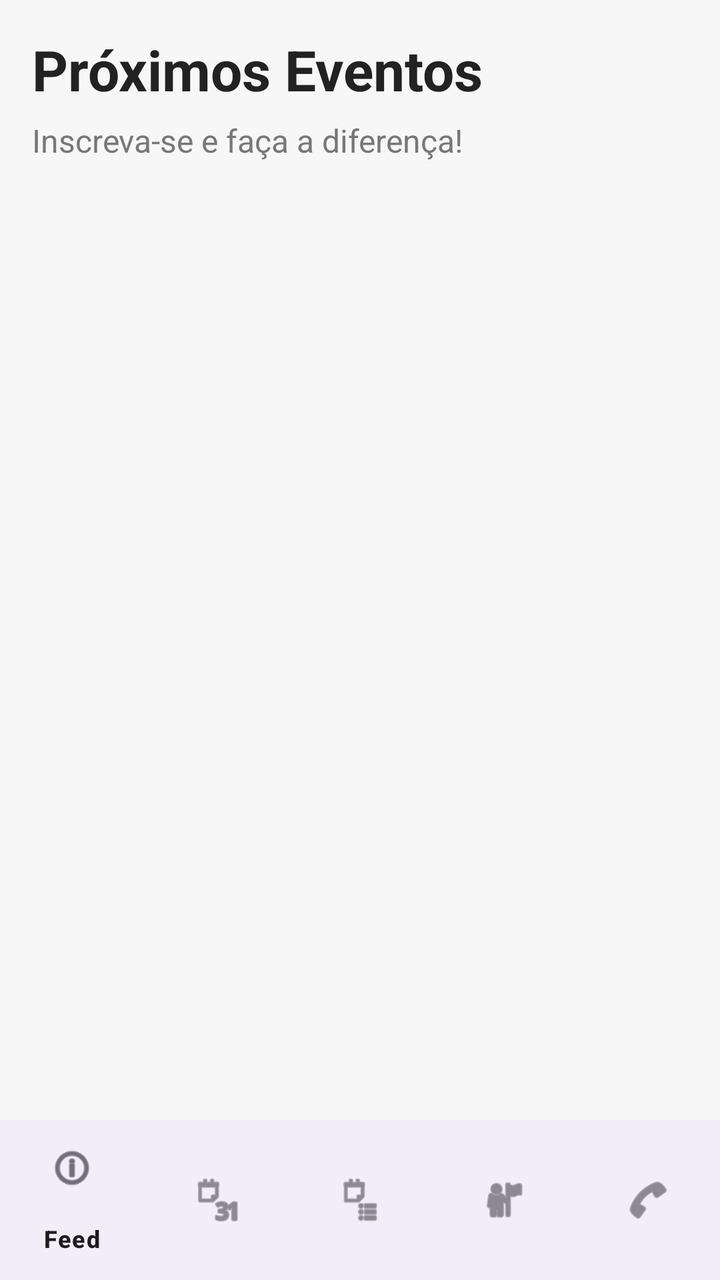
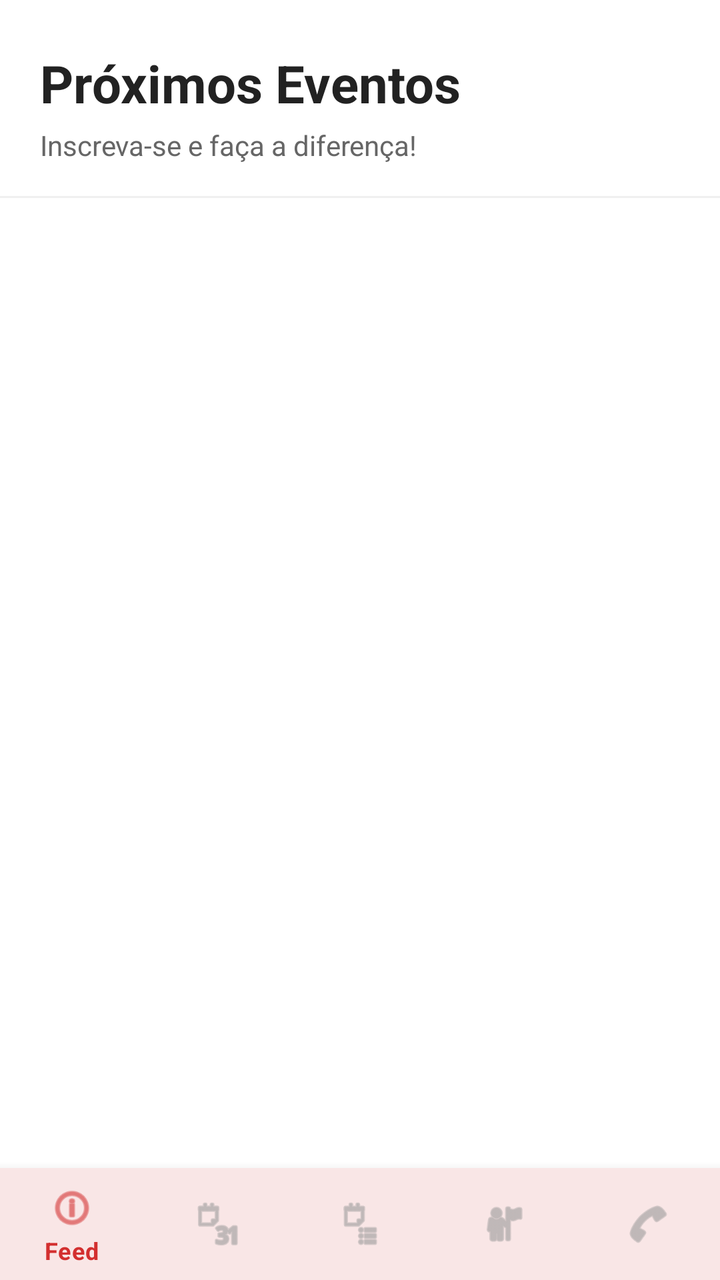

Before-and-after screenshots of an Android layout around one commit, followed by the original layout XML and the change that was made.
<!-- AndroidManifest.xml: application theme Theme.Extensao -->
<!-- res/layout/activity_eventos.xml -->
<?xml version="1.0" encoding="utf-8"?>
<androidx.coordinatorlayout.widget.CoordinatorLayout xmlns:android="http://schemas.android.com/apk/res/android"
    xmlns:app="http://schemas.android.com/apk/res-auto"
    android:layout_width="match_parent"
    android:layout_height="match_parent"
    android:background="#F7F7F7">

    <LinearLayout
        android:orientation="vertical"
        android:layout_width="match_parent"
        android:layout_height="match_parent">

        <LinearLayout
            android:orientation="vertical"
            android:padding="16dp"
            android:layout_width="match_parent"
            android:layout_height="0dp"
            android:layout_weight="1">

            <TextView
                android:id="@+id/txtTituloEventos"
                android:layout_width="wrap_content"
                android:layout_height="wrap_content"
                android:text="Próximos Eventos"
                android:textSize="28sp"
                android:textStyle="bold"
                android:textColor="#222222"
                android:layout_marginBottom="6dp" />

            <TextView
                android:layout_width="wrap_content"
                android:layout_height="wrap_content"
                android:text="Inscreva-se e faça a diferença!"
                android:textSize="16sp"
                android:textColor="#777777"
                android:layout_marginBottom="16dp" />

            <androidx.recyclerview.widget.RecyclerView
                android:id="@+id/recyclerEventos"
                android:layout_width="match_parent"
                android:layout_height="match_parent" />

        </LinearLayout>

        <com.google.android.material.bottomnavigation.BottomNavigationView
            android:id="@+id/bottomNavigation"
            android:layout_width="match_parent"
            android:layout_height="wrap_content"
            app:menu="@menu/bottom_menu" />

    </LinearLayout>

    <com.google.android.material.floatingactionbutton.FloatingActionButton
        android:id="@+id/fabAddEvent"
        android:layout_width="wrap_content"
        android:layout_height="wrap_content"
        android:layout_gravity="bottom|end"
        android:layout_margin="16dp"
        android:src="@android:drawable/ic_input_add"
        android:visibility="gone"
        app:layout_behavior="@string/appbar_scrolling_view_behavior" />

</androidx.coordinatorlayout.widget.CoordinatorLayout>
<!-- resources referenced by this layout -->
<resources>
  <style name="Theme.Extensao" parent="Base.Theme.Extensao" />
  <style name="Base.Theme.Extensao" parent="Theme.Material3.DayNight.NoActionBar">
          
          
      </style>
</resources>

<!-- the commit's change to res/layout/activity_eventos.xml (unified diff, before → after) -->
@@ -3,49 +3,64 @@
     xmlns:app="http://schemas.android.com/apk/res-auto"
     android:layout_width="match_parent"
     android:layout_height="match_parent"
-    android:background="#F7F7F7">
+    android:background="@color/white">
 
     <LinearLayout
         android:orientation="vertical"
         android:layout_width="match_parent"
         android:layout_height="match_parent">
 
+        
         <LinearLayout
             android:orientation="vertical"
-            android:padding="16dp"
+            android:paddingStart="20dp"
+            android:paddingEnd="20dp"
+            android:paddingTop="24dp"
+            android:paddingBottom="16dp"
             android:layout_width="match_parent"
-            android:layout_height="0dp"
-            android:layout_weight="1">
+            android:layout_height="wrap_content">
 
             <TextView
                 android:id="@+id/txtTituloEventos"
                 android:layout_width="wrap_content"
                 android:layout_height="wrap_content"
                 android:text="Próximos Eventos"
-                android:textSize="28sp"
+                android:textSize="26sp"
                 android:textStyle="bold"
-                android:textColor="#222222"
-                android:layout_marginBottom="6dp" />
+                android:textColor="@color/text_primary"
+                android:layout_marginBottom="4dp" />
 
             <TextView
                 android:layout_width="wrap_content"
                 android:layout_height="wrap_content"
                 android:text="Inscreva-se e faça a diferença!"
-                android:textSize="16sp"
-                android:textColor="#777777"
-                android:layout_marginBottom="16dp" />
-
-            <androidx.recyclerview.widget.RecyclerView
-                android:id="@+id/recyclerEventos"
-                android:layout_width="match_parent"
-                android:layout_height="match_parent" />
+                android:textSize="14sp"
+                android:textColor="@color/text_secondary" />
 
         </LinearLayout>
+
+        
+        <View
+            android:layout_width="match_parent"
+            android:layout_height="1dp"
+            android:background="@color/divider" />
+
+        <androidx.recyclerview.widget.RecyclerView
+            android:id="@+id/recyclerEventos"
+            android:layout_width="match_parent"
+            android:layout_height="0dp"
+            android:layout_weight="1"
+            android:paddingStart="16dp"
+            android:paddingEnd="16dp"
+            android:paddingTop="12dp"
+            android:paddingBottom="16dp"
+            android:clipToPadding="false" />
 
         <com.google.android.material.bottomnavigation.BottomNavigationView
             android:id="@+id/bottomNavigation"
             android:layout_width="match_parent"
             android:layout_height="wrap_content"
+            android:background="@color/white"
             app:menu="@menu/bottom_menu" />
 
     </LinearLayout>
@@ -55,8 +70,10 @@
         android:layout_width="wrap_content"
         android:layout_height="wrap_content"
         android:layout_gravity="bottom|end"
-        android:layout_margin="16dp"
+        android:layout_margin="80dp"
         android:src="@android:drawable/ic_input_add"
+        android:backgroundTint="@color/primary_red"
+        android:tint="@color/white"
         android:visibility="gone"
         app:layout_behavior="@string/appbar_scrolling_view_behavior" />
 
<!-- resource entries referenced after the edit -->
@@ -1,9 +1,27 @@
 <!-- resources referenced by this layout -->
 <resources>
+  <color name="divider">#F0F0F0</color>
+  <color name="primary_red">#D32F2F</color>
+  <color name="text_primary">#222222</color>
+  <color name="text_secondary">#666666</color>
+  <color name="white">#FFFFFFFF</color>
   <style name="Theme.Extensao" parent="Base.Theme.Extensao" />
-  <style name="Base.Theme.Extensao" parent="Theme.Material3.DayNight.NoActionBar">
+  <style name="Base.Theme.Extensao" parent="Theme.Material3.Light.NoActionBar">
+          <item name="colorPrimary">@color/primary_red</item>
+          <item name="colorPrimaryVariant">@color/primary_red_dark</item>
+          <item name="colorOnPrimary">@color/white</item>
+          <item name="colorSecondary">@color/primary_red</item>
+          <item name="colorOnSecondary">@color/white</item>
+          <item name="android:windowBackground">@color/white</item>
+          <item name="colorSurface">@color/white</item>
+          <item name="colorOnSurface">@color/text_primary</item>
           
-          
+          <item name="bottomNavigationStyle">@style/BottomNavStyle</item>
+      </style>
+  <color name="primary_red_dark">#B71C1C</color>
+  <style name="BottomNavStyle" parent="Widget.MaterialComponents.BottomNavigationView">
+          <item name="itemIconTint">@color/bottom_nav_color</item>
+          <item name="itemTextColor">@color/bottom_nav_color</item>
       </style>
 </resources>
 
